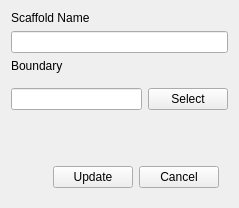
Above: baramFlow/view/results/scaffolds/boundary_scaffold_dialog.ui from nextfoam/baram before the change. Below: the same form after it.
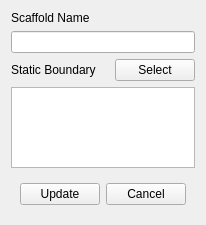
That is the form after the change.

Commit message: boundary scaffold now has multiple boundaries. reporting scaffold configuration is now saved

```diff
--- a/baramFlow/view/results/scaffolds/boundary_scaffold_dialog.ui
+++ b/baramFlow/view/results/scaffolds/boundary_scaffold_dialog.ui
@@ -6,8 +6,8 @@
    <rect>
     <x>0</x>
     <y>0</y>
-    <width>239</width>
-    <height>208</height>
+    <width>198</width>
+    <height>225</height>
    </rect>
   </property>
   <property name="windowTitle">
@@ -44,7 +44,7 @@
    </item>
    <item>
     <widget class="QWidget" name="widget_2" native="true">
-     <layout class="QVBoxLayout" name="verticalLayout_2">
+     <layout class="QHBoxLayout" name="horizontalLayout">
       <property name="leftMargin">
        <number>0</number>
       </property>
@@ -58,44 +58,45 @@
        <number>0</number>
       </property>
       <item>
-       <widget class="QLabel" name="label_2">
+       <widget class="QLabel" name="label_8">
         <property name="text">
-         <string>Boundary</string>
+         <string>Static Boundary</string>
         </property>
        </widget>
       </item>
       <item>
-       <widget class="QWidget" name="dialogContents" native="true">
-        <layout class="QHBoxLayout" name="horizontalLayout">
-         <property name="leftMargin">
-          <number>0</number>
-         </property>
-         <property name="rightMargin">
-          <number>0</number>
-         </property>
-         <item>
-          <widget class="QLineEdit" name="boundary">
-           <property name="enabled">
-            <bool>true</bool>
-           </property>
-           <property name="readOnly">
-            <bool>true</bool>
-           </property>
-          </widget>
-         </item>
-         <item>
-          <widget class="QPushButton" name="select">
-           <property name="text">
-            <string>Select</string>
-           </property>
-          </widget>
-         </item>
-        </layout>
+       <spacer name="horizontalSpacer">
+        <property name="orientation">
+         <enum>Qt::Horizontal</enum>
+        </property>
+        <property name="sizeHint" stdset="0">
+         <size>
+          <width>40</width>
+          <height>20</height>
+         </size>
+        </property>
+       </spacer>
+      </item>
+      <item>
+       <widget class="QPushButton" name="select">
+        <property name="text">
+         <string>Select</string>
+        </property>
        </widget>
       </item>
      </layout>
     </widget>
    </item>
+   <item>
+    <widget class="QListWidget" name="boundaries">
+     <property name="sizePolicy">
+      <sizepolicy hsizetype="Expanding" vsizetype="Expanding">
+       <horstretch>0</horstretch>
+       <verstretch>0</verstretch>
+      </sizepolicy>
+     </property>
+    </widget>
+   </item>
    <item>
     <spacer name="verticalSpacer">
      <property name="orientation">
```
The commit also changes 11 other files.
